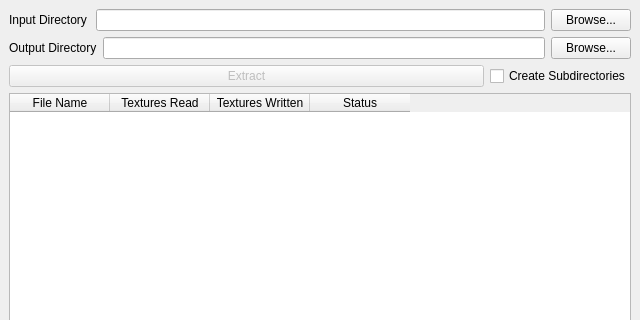
Old version of the form extractorUi.ui in the repository slfx77/psx_texture_extractor; both pictures show x 0 to 640 and y 0 to 320 of the 640 by 480 pixel window.
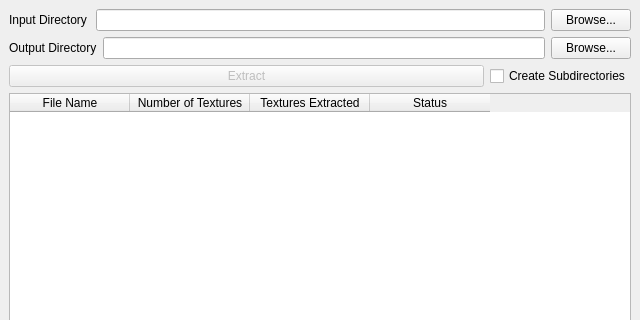
New version of the form.

Commit message: Fixed a bug with sequenced textures

Diff of the .ui file:
```diff
--- a/extractorUi.ui
+++ b/extractorUi.ui
@@ -135,6 +135,15 @@
         <property name="columnCount">
          <number>4</number>
         </property>
+        <attribute name="horizontalHeaderVisible">
+         <bool>true</bool>
+        </attribute>
+        <attribute name="horizontalHeaderCascadingSectionResizes">
+         <bool>false</bool>
+        </attribute>
+        <attribute name="horizontalHeaderDefaultSectionSize">
+         <number>120</number>
+        </attribute>
         <column>
          <property name="text">
           <string>File Name</string>
@@ -142,12 +151,12 @@
         </column>
         <column>
          <property name="text">
-          <string>Textures Read</string>
+          <string>Number of Textures</string>
          </property>
         </column>
         <column>
          <property name="text">
-          <string>Textures Written</string>
+          <string>Textures Extracted</string>
          </property>
         </column>
         <column>
```
Left out of the diff: 2 changed lines with no effect on the pictures. The commit also changes 4 other files.
